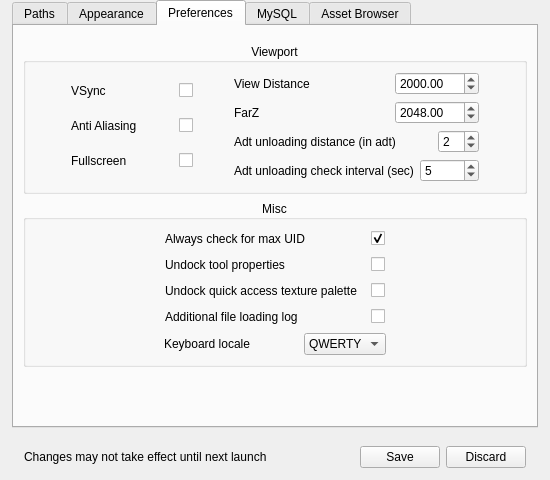
Marlamin/noggit-red, file src/noggit/ui/windows/settingsPanel/SettingsPanel.ui: the form before one commit.
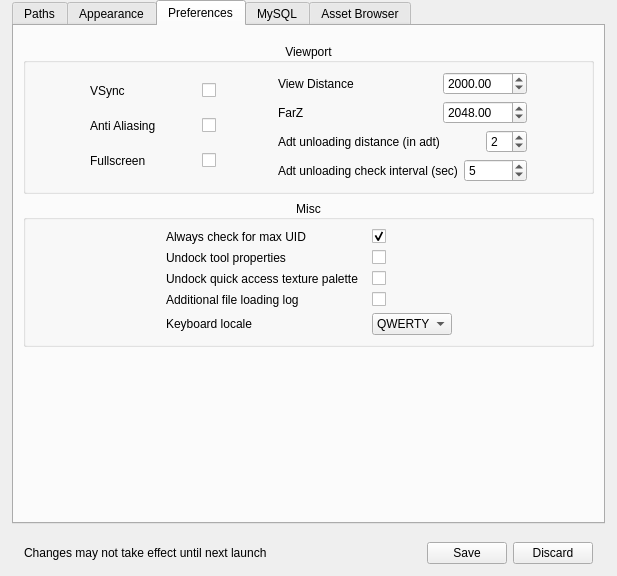
The form after the commit. Icons and pictures are not drawn. Custom widgets are drawn as their Qt base class.

Commit message: Update Misc settings layout

Patch:
```diff
--- a/src/noggit/ui/windows/settingsPanel/SettingsPanel.ui
+++ b/src/noggit/ui/windows/settingsPanel/SettingsPanel.ui
@@ -6,8 +6,8 @@
    <rect>
     <x>0</x>
     <y>0</y>
-    <width>550</width>
-    <height>480</height>
+    <width>617</width>
+    <height>576</height>
    </rect>
   </property>
   <property name="sizePolicy">
@@ -994,26 +994,44 @@
             </property>
             <layout class="QVBoxLayout" name="verticalLayout_32">
              <item>
-              <layout class="QVBoxLayout" name="verticalLayout_33">
+              <layout class="QHBoxLayout" name="horizontalLayout_9">
+               <property name="leftMargin">
+                <number>10</number>
+               </property>
+               <property name="rightMargin">
+                <number>10</number>
+               </property>
                <property name="bottomMargin">
                 <number>0</number>
                </property>
                <item>
-                <layout class="QHBoxLayout" name="horizontalLayout_57">
-                 <item>
-                  <spacer name="horizontalSpacer_47">
-                   <property name="orientation">
-                    <enum>Qt::Horizontal</enum>
-                   </property>
-                   <property name="sizeHint" stdset="0">
-                    <size>
-                     <width>40</width>
-                     <height>20</height>
-                    </size>
-                   </property>
-                  </spacer>
-                 </item>
-                 <item>
+                <spacer name="horizontalSpacer_2">
+                 <property name="orientation">
+                  <enum>Qt::Horizontal</enum>
+                 </property>
+                 <property name="sizeHint" stdset="0">
+                  <size>
+                   <width>40</width>
+                   <height>20</height>
+                  </size>
+                 </property>
+                </spacer>
+               </item>
+               <item>
+                <layout class="QFormLayout" name="formLayout">
+                 <property name="sizeConstraint">
+                  <enum>QLayout::SetDefaultConstraint</enum>
+                 </property>
+                 <property name="labelAlignment">
+                  <set>Qt::AlignLeading|Qt::AlignLeft|Qt::AlignVCenter</set>
+                 </property>
+                 <property name="formAlignment">
+                  <set>Qt::AlignLeading|Qt::AlignLeft|Qt::AlignTop</set>
+                 </property>
+                 <property name="bottomMargin">
+                  <number>0</number>
+                 </property>
+                 <item row="0" column="0">
                   <widget class="QLabel" name="label_39">
                    <property name="minimumSize">
                     <size>
@@ -1026,7 +1044,7 @@
                    </property>
                   </widget>
                  </item>
-                 <item>
+                 <item row="0" column="1">
                   <widget class="QCheckBox" name="_uid_cb">
                    <property name="text">
                     <string/>
@@ -1036,37 +1054,7 @@
                    </property>
                   </widget>
                  </item>
-                 <item>
-                  <spacer name="horizontalSpacer_48">
-                   <property name="orientation">
-                    <enum>Qt::Horizontal</enum>
-                   </property>
-                   <property name="sizeHint" stdset="0">
-                    <size>
-                     <width>40</width>
-                     <height>20</height>
-                    </size>
-                   </property>
-                  </spacer>
-                 </item>
-                </layout>
-               </item>
-               <item>
-                <layout class="QHBoxLayout" name="horizontalLayout_59">
-                 <item>
-                  <spacer name="horizontalSpacer_51">
-                   <property name="orientation">
-                    <enum>Qt::Horizontal</enum>
-                   </property>
-                   <property name="sizeHint" stdset="0">
-                    <size>
-                     <width>40</width>
-                     <height>20</height>
-                    </size>
-                   </property>
-                  </spacer>
-                 </item>
-                 <item>
+                 <item row="1" column="0">
                   <widget class="QLabel" name="label_41">
                    <property name="minimumSize">
                     <size>
@@ -1079,44 +1067,14 @@
                    </property>
                   </widget>
                  </item>
-                 <item>
+                 <item row="1" column="1">
                   <widget class="QCheckBox" name="_undock_tool_properties">
                    <property name="text">
                     <string/>
                    </property>
                   </widget>
                  </item>
-                 <item>
-                  <spacer name="horizontalSpacer_52">
-                   <property name="orientation">
-                    <enum>Qt::Horizontal</enum>
-                   </property>
-                   <property name="sizeHint" stdset="0">
-                    <size>
-                     <width>40</width>
-                     <height>20</height>
-                    </size>
-                   </property>
-                  </spacer>
-                 </item>
-                </layout>
-               </item>
-               <item>
-                <layout class="QHBoxLayout" name="horizontalLayout_60">
-                 <item>
-                  <spacer name="horizontalSpacer_53">
-                   <property name="orientation">
-                    <enum>Qt::Horizontal</enum>
-                   </property>
-                   <property name="sizeHint" stdset="0">
-                    <size>
-                     <width>40</width>
-                     <height>20</height>
-                    </size>
-                   </property>
-                  </spacer>
-                 </item>
-                 <item>
+                 <item row="2" column="0">
                   <widget class="QLabel" name="label_42">
                    <property name="minimumSize">
                     <size>
@@ -1129,44 +1087,14 @@
                    </property>
                   </widget>
                  </item>
-                 <item>
+                 <item row="2" column="1">
                   <widget class="QCheckBox" name="_undock_small_texture_palette">
                    <property name="text">
                     <string/>
                    </property>
                   </widget>
                  </item>
-                 <item>
-                  <spacer name="horizontalSpacer_54">
-                   <property name="orientation">
-                    <enum>Qt::Horizontal</enum>
-                   </property>
-                   <property name="sizeHint" stdset="0">
-                    <size>
-                     <width>40</width>
-                     <height>20</height>
-                    </size>
-                   </property>
-                  </spacer>
-                 </item>
-                </layout>
-               </item>
-               <item>
-                <layout class="QHBoxLayout" name="horizontalLayout_61">
-                 <item>
-                  <spacer name="horizontalSpacer_55">
-                   <property name="orientation">
-                    <enum>Qt::Horizontal</enum>
-                   </property>
-                   <property name="sizeHint" stdset="0">
-                    <size>
-                     <width>40</width>
-                     <height>20</height>
-                    </size>
-                   </property>
-                  </spacer>
-                 </item>
-                 <item>
+                 <item row="3" column="0">
                   <widget class="QLabel" name="label_43">
                    <property name="minimumSize">
                     <size>
@@ -1179,47 +1107,14 @@
                    </property>
                   </widget>
                  </item>
-                 <item>
+                 <item row="3" column="1">
                   <widget class="QCheckBox" name="_additional_file_loading_log">
                    <property name="text">
                     <string/>
                    </property>
                   </widget>
                  </item>
-                 <item>
-                  <spacer name="horizontalSpacer_56">
-                   <property name="orientation">
-                    <enum>Qt::Horizontal</enum>
-                   </property>
-                   <property name="sizeHint" stdset="0">
-                    <size>
-                     <width>40</width>
-                     <height>20</height>
-                    </size>
-                   </property>
-                  </spacer>
-                 </item>
-                </layout>
-               </item>
-               <item>
-                <layout class="QHBoxLayout" name="horizontalLayout_9">
-                 <property name="bottomMargin">
-                  <number>0</number>
-                 </property>
-                 <item>
-                  <spacer name="horizontalSpacer_2">
-                   <property name="orientation">
-                    <enum>Qt::Horizontal</enum>
-                   </property>
-                   <property name="sizeHint" stdset="0">
-                    <size>
-                     <width>40</width>
-                     <height>20</height>
-                    </size>
-                   </property>
-                  </spacer>
-                 </item>
-                 <item>
+                 <item row="4" column="0">
                   <widget class="QLabel" name="label_8">
                    <property name="minimumSize">
                     <size>
@@ -1232,12 +1127,18 @@
                    </property>
                   </widget>
                  </item>
-                 <item>
+                 <item row="4" column="1">
                   <widget class="QComboBox" name="_keyboard_locale">
                    <property name="minimumSize">
                     <size>
+                     <width>0</width>
+                     <height>0</height>
+                    </size>
+                   </property>
+                   <property name="maximumSize">
+                    <size>
                      <width>80</width>
-                     <height>0</height>
+                     <height>16777215</height>
                     </size>
                    </property>
                    <item>
@@ -1252,21 +1153,21 @@
                    </item>
                   </widget>
                  </item>
-                 <item>
-                  <spacer name="horizontalSpacer_3">
-                   <property name="orientation">
-                    <enum>Qt::Horizontal</enum>
-                   </property>
-                   <property name="sizeHint" stdset="0">
-                    <size>
-                     <width>40</width>
-                     <height>20</height>
-                    </size>
-                   </property>
-                  </spacer>
-                 </item>
                 </layout>
                </item>
+               <item>
+                <spacer name="horizontalSpacer_3">
+                 <property name="orientation">
+                  <enum>Qt::Horizontal</enum>
+                 </property>
+                 <property name="sizeHint" stdset="0">
+                  <size>
+                   <width>40</width>
+                   <height>20</height>
+                  </size>
+                 </property>
+                </spacer>
+               </item>
               </layout>
              </item>
             </layout>
```
Left out of the diff: 4 changed lines with no effect on the pictures.
